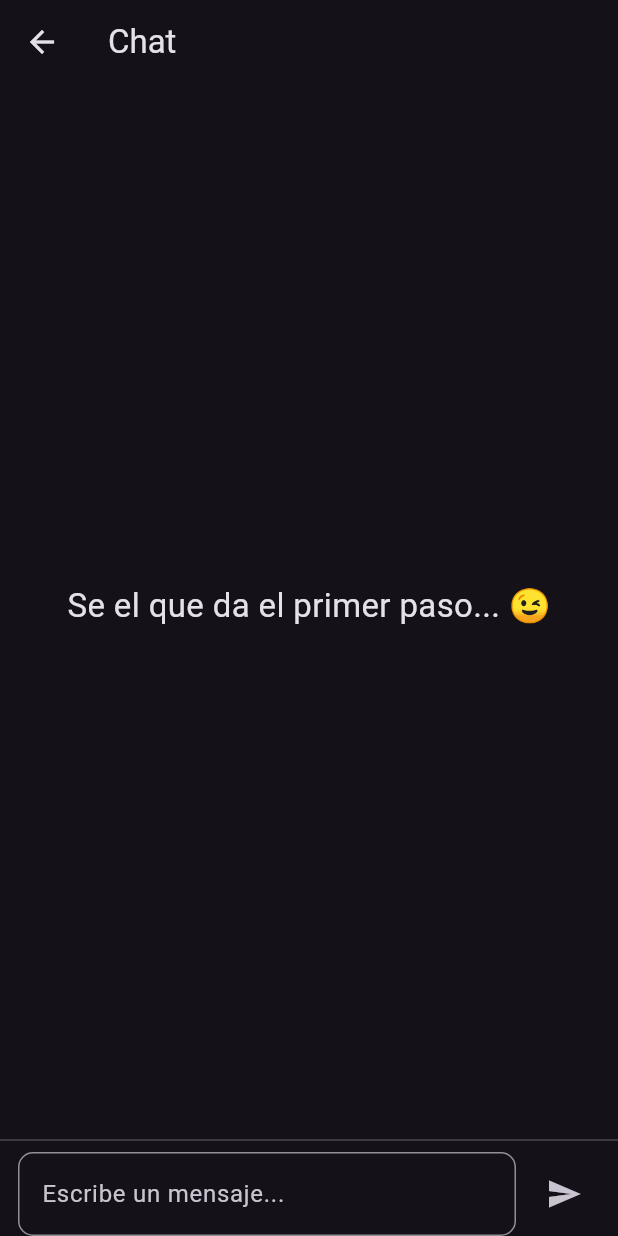
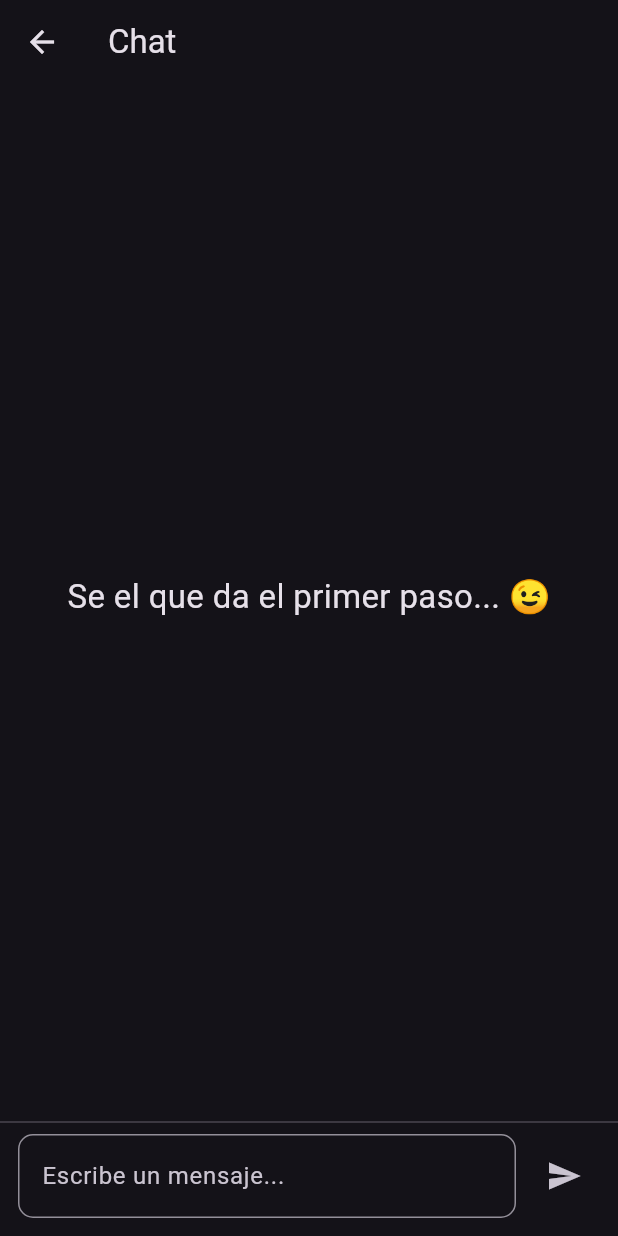
Before and after one commit to nestorsgarzonc/reactive_programming_examples, a Flutter app: the ChatScreen screen opened by its route, on a phone screen of 412 x 824 dp. Run offline on Flutter 3.47's test engine with Material 2 defaults, Android fonts, the phone set to English and light mode, and no system bars; our stand-ins replace equatable, flutter_riverpod, socket_io_client; network calls fail.

Commit message:
Added padding

```diff
--- a/front_reactive_flutter/lib/view/chat_screen.dart
+++ b/front_reactive_flutter/lib/view/chat_screen.dart
@@ -72,7 +72,7 @@ class _ChatScreenState extends ConsumerState<ChatScreen> {
             ),
             const Divider(),
             Padding(
-              padding: const EdgeInsets.only(left: 12, right: 12),
+              padding: const EdgeInsets.only(left: 12, right: 12, bottom: 12),
               child: Row(
                 children: [
                   Expanded(
```
